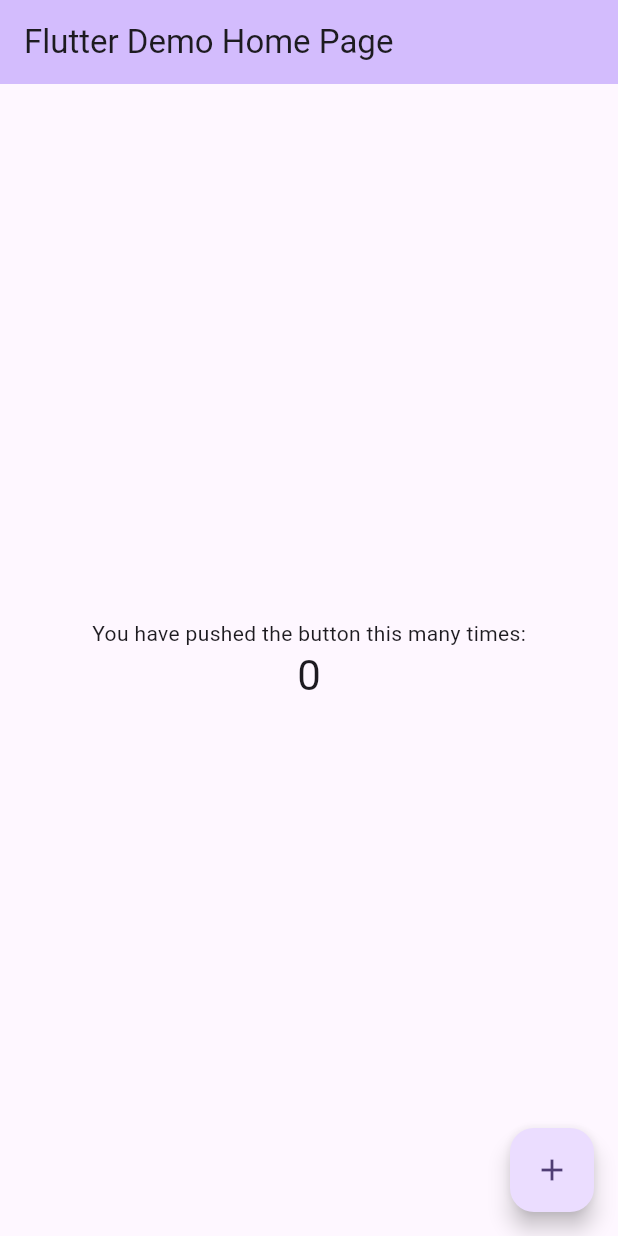
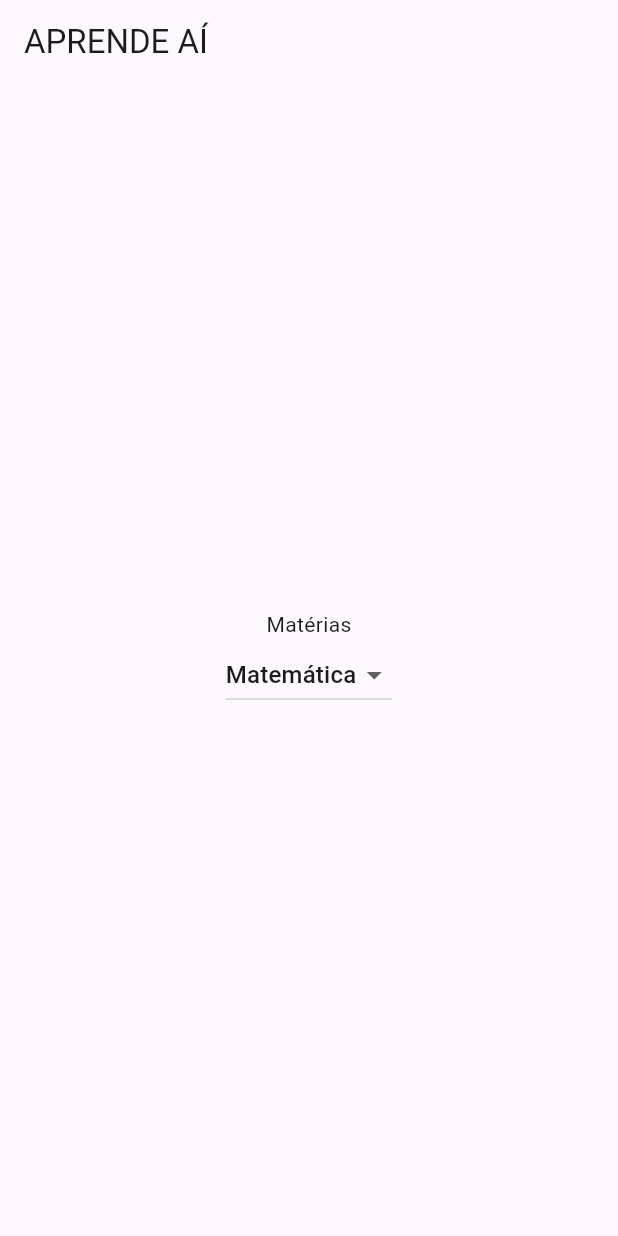
Before and after one commit to bielyra/DesenvolvimentoMobile, a Flutter app: the screen it shows after launch, on a phone screen of 412 x 824 dp. Run offline on Flutter 3.47's test engine with Material 3 defaults, Android fonts, the phone set to English and light mode, and no system bars.

Commit message:
homepage feita

```diff
--- a/lib/main.dart
+++ b/lib/main.dart
@@ -1,122 +1,66 @@
 import 'package:flutter/material.dart';
+import 'package:flutter/services.dart';
 
 void main() {
-  runApp(const MyApp());
+  runApp(const MeuApp());
 }
 
-class MyApp extends StatelessWidget {
-  const MyApp({super.key});
+class MeuApp extends StatelessWidget {
+  const MeuApp({super.key});
 
-  // This widget is the root of your application.
   @override
   Widget build(BuildContext context) {
     return MaterialApp(
-      title: 'Flutter Demo',
+      title: 'Meu App',
       theme: ThemeData(
-        // This is the theme of your application.
-        //
-        // TRY THIS: Try running your application with "flutter run". You'll see
-        // the application has a purple toolbar. Then, without quitting the app,
-        // try changing the seedColor in the colorScheme below to Colors.green
-        // and then invoke "hot reload" (save your changes or press the "hot
-        // reload" button in a Flutter-supported IDE, or press "r" if you used
-        // the command line to start the app).
-        //
-        // Notice that the counter didn't reset back to zero; the application
-        // state is not lost during the reload. To reset the state, use hot
-        // restart instead.
-        //
-        // This works for code too, not just values: Most code changes can be
-        // tested with just a hot reload.
-        colorScheme: ColorScheme.fromSeed(seedColor: Colors.deepPurple),
+        primarySwatch: Colors.blue,
       ),
-      home: const MyHomePage(title: 'Flutter Demo Home Page'),
+      home: HomePage(),
     );
   }
 }
 
-class MyHomePage extends StatefulWidget {
-  const MyHomePage({super.key, required this.title});
-
-  // This widget is the home page of your application. It is stateful, meaning
-  // that it has a State object (defined below) that contains fields that affect
-  // how it looks.
-
-  // This class is the configuration for the state. It holds the values (in this
-  // case the title) provided by the parent (in this case the App widget) and
-  // used by the build method of the State. Fields in a Widget subclass are
-  // always marked "final".
-
-  final String title;
+class HomePage extends StatefulWidget {
+  const HomePage({super.key});
 
   @override
-  State<MyHomePage> createState() => _MyHomePageState();
+  State<HomePage> createState() => _HomePageState();
 }
 
-class _MyHomePageState extends State<MyHomePage> {
-  int _counter = 0;
+class _HomePageState extends State<HomePage> {
+  String materia = "Matemática";
+  void dropdownCallback(String? valor){
+    if(valor is String){
+      setState(() {
+        materia = valor;
+      });
+    }
+  }
 
-  void _incrementCounter() {
-    setState(() {
-      // This call to setState tells the Flutter framework that something has
-      // changed in this State, which causes it to rerun the build method below
-      // so that the display can reflect the updated values. If we changed
-      // _counter without calling setState(), then the build method would not be
-      // called again, and so nothing would appear to happen.
-      _counter++;
-    });
-  }
+
 
   @override
   Widget build(BuildContext context) {
-    // This method is rerun every time setState is called, for instance as done
-    // by the _incrementCounter method above.
-    //
-    // The Flutter framework has been optimized to make rerunning build methods
-    // fast, so that you can just rebuild anything that needs updating rather
-    // than having to individually change instances of widgets.
     return Scaffold(
-      appBar: AppBar(
-        // TRY THIS: Try changing the color here to a specific color (to
-        // Colors.amber, perhaps?) and trigger a hot reload to see the AppBar
-        // change color while the other colors stay the same.
-        backgroundColor: Theme.of(context).colorScheme.inversePrimary,
-        // Here we take the value from the MyHomePage object that was created by
-        // the App.build method, and use it to set our appbar title.
-        title: Text(widget.title),
+      appBar: AppBar(title: Text("APRENDE AÍ",  ),),
+      body: Center(
+        child: Column(
+          mainAxisAlignment: MainAxisAlignment.center,
+          children: [
+            Text("Matérias"),
+            DropdownButton(items: [
+              DropdownMenuItem(child: Text("Matemática"), value: "Matemática"),
+              DropdownMenuItem(child: Text("Português"), value: "Português"),
+              DropdownMenuItem(child: Text("Geografia"), value: "Geografia"),
+              DropdownMenuItem(child: Text("História"), value: "História"),
+              DropdownMenuItem(child: Text("Ciências"), value: "Ciências"),
+              DropdownMenuItem(child: Text("Inglês"), value: "Inglês"),
+            ],
+            value: materia,
+            onChanged: dropdownCallback)
+          ],
+        )
       ),
-      body: Center(
-        // Center is a layout widget. It takes a single child and positions it
-        // in the middle of the parent.
-        child: Column(
-          // Column is also a layout widget. It takes a list of children and
-          // arranges them vertically. By default, it sizes itself to fit its
-          // children horizontally, and tries to be as tall as its parent.
-          //
-          // Column has various properties to control how it sizes itself and
-          // how it positions its children. Here we use mainAxisAlignment to
-          // center the children vertically; the main axis here is the vertical
-          // axis because Columns are vertical (the cross axis would be
-          // horizontal).
-          //
-          // TRY THIS: Invoke "debug painting" (choose the "Toggle Debug Paint"
-          // action in the IDE, or press "p" in the console), to see the
-          // wireframe for each widget.
-          mainAxisAlignment: MainAxisAlignment.center,
-          children: <Widget>[
-            const Text('You have pushed the button this many times:'),
-            Text(
-              '$_counter',
-              style: Theme.of(context).textTheme.headlineMedium,
-            ),
-          ],
-        ),
-      ),
-      floatingActionButton: FloatingActionButton(
-        onPressed: _incrementCounter,
-        tooltip: 'Increment',
-        child: const Icon(Icons.add),
-      ), // This trailing comma makes auto-formatting nicer for build methods.
     );
   }
 }
```
Also changed, not shown: lib/pag2.dart (added), 1 other file.
